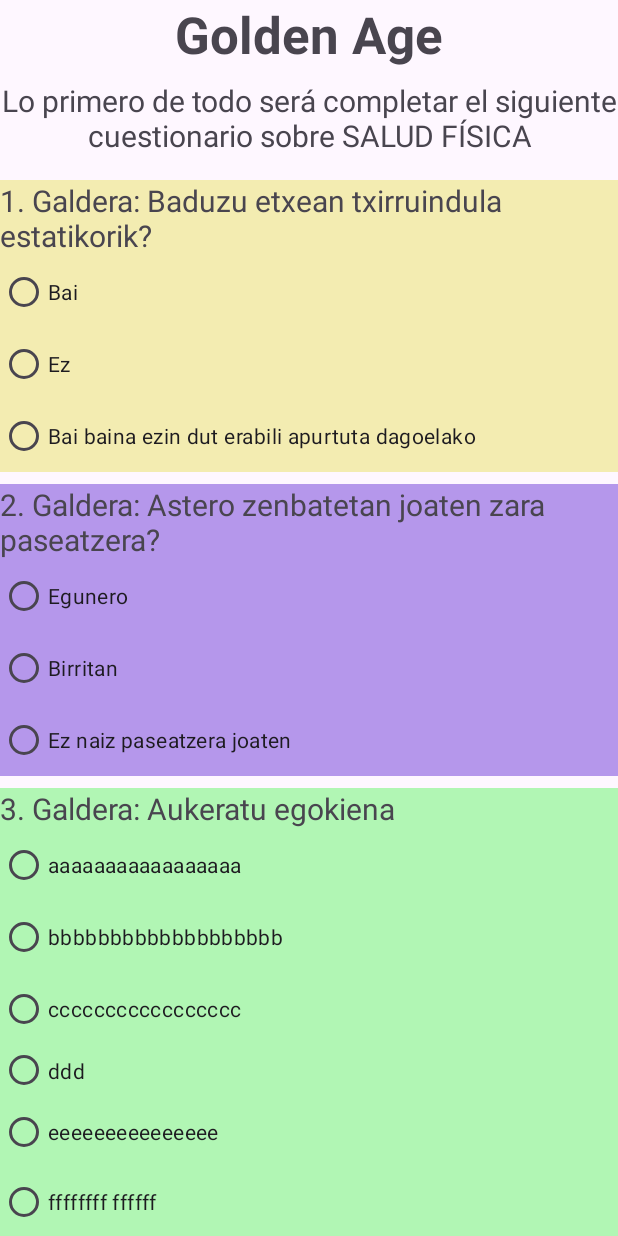
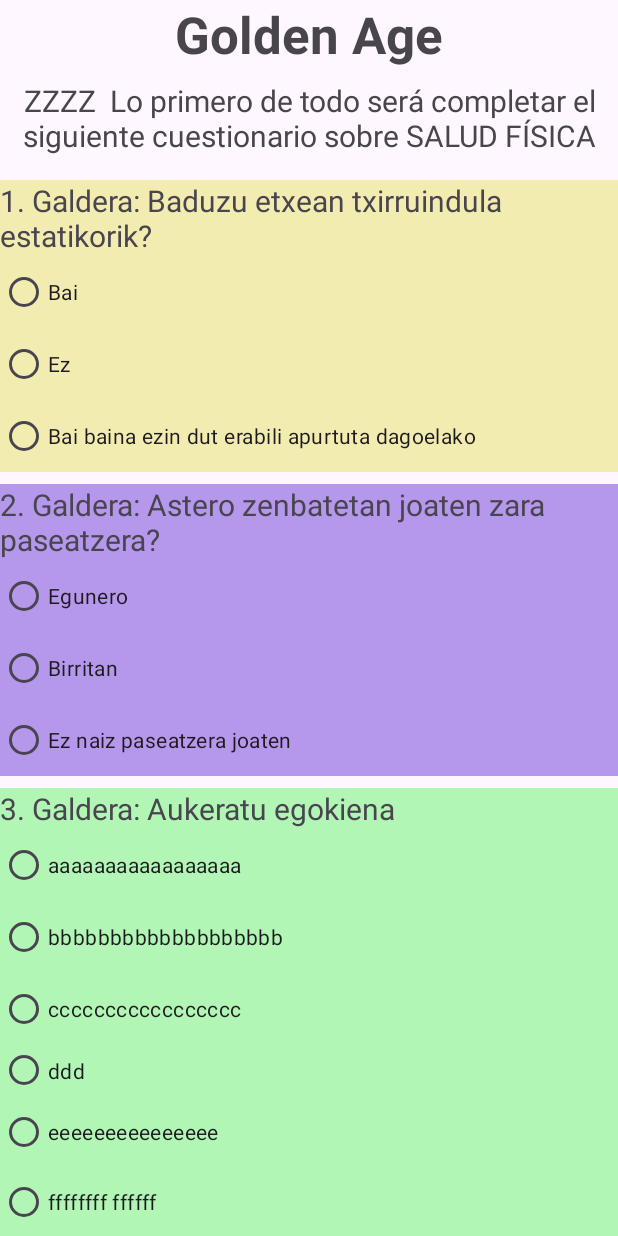
Before and after one commit to JaimeCPTX/Golden00, an Android app: the Cuestionario01 screen opened directly, with no data from a screen before it, on a phone screen of 412 x 824 dp. Run offline under Robolectric (Android 15) with nearby library versions, the phone set to English and light mode, and no system bars; Roboto replaces fonts that are not available here.

Commit message:
Primer Commit Diseño

```diff
--- a/app/src/main/res/layout/activity_cuestionario01.xml
+++ b/app/src/main/res/layout/activity_cuestionario01.xml
@@ -26,7 +26,7 @@
             android:layout_width="match_parent"
             android:layout_height="wrap_content"
             android:layout_marginTop="8dp"
-            android:text="Lo primero de todo será completar el siguiente cuestionario sobre SALUD FÍSICA"
+            android:text="ZZZZ  Lo primero de todo será completar el siguiente cuestionario sobre SALUD FÍSICA"
             android:textAlignment="center"
             android:textSize="20sp"
             android:textStyle="normal" />
```
